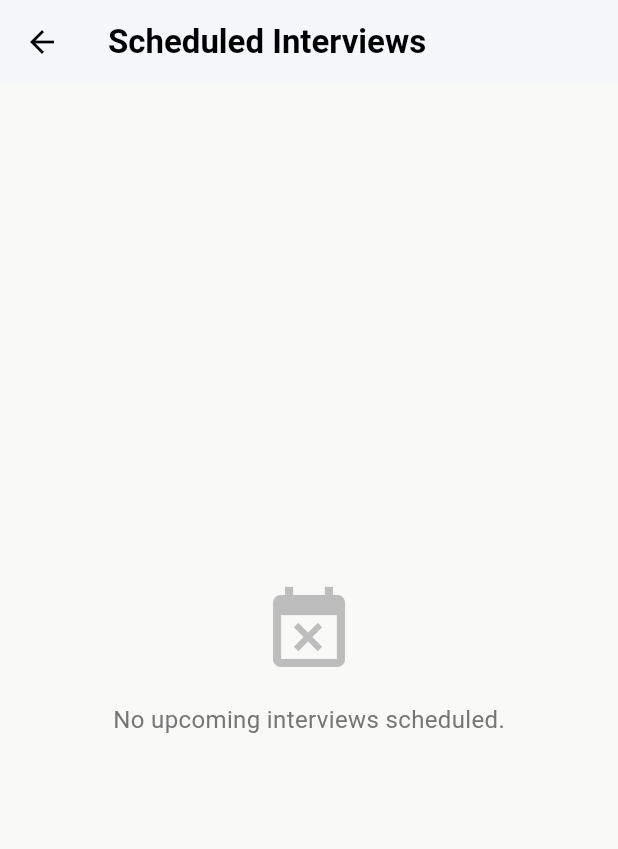
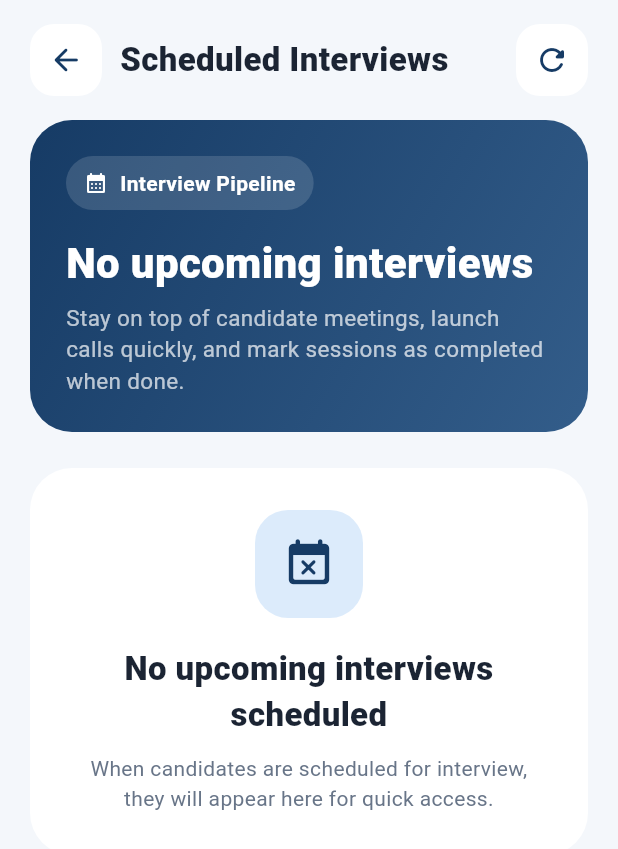
Before and after one commit to FattSiong/mad_job_recruitment_system, a Flutter app: the ScheduledInterviewsScreen screen opened directly, on a phone screen of 412 x 824 dp. Shown: the top 849 px of the screen. Run offline on Flutter 3.47's test engine with Material 3 defaults, Android fonts, the phone set to English and light mode, and no system bars; our stand-ins replace audioplayers, file_picker, flutter_dotenv, geocoding, google_generative_ai, google_maps_flutter and 4 more; missing offline and left inert: agora_rtc_engine, record; accounts and stored records are empty.

Commit message:
done scheduled_interviews_screen.dart ui design

```diff
--- a/lib/modules/employer/screens/scheduled_interviews_screen.dart
+++ b/lib/modules/employer/screens/scheduled_interviews_screen.dart
@@ -9,7 +9,8 @@ class ScheduledInterviewsScreen extends StatefulWidget {
   const ScheduledInterviewsScreen({super.key});
 
   @override
-  State<ScheduledInterviewsScreen> createState() => _ScheduledInterviewsScreenState();
+  State<ScheduledInterviewsScreen> createState() =>
+      _ScheduledInterviewsScreenState();
 }
 
 class _ScheduledInterviewsScreenState extends State<ScheduledInterviewsScreen> {
@@ -42,15 +43,19 @@ class _ScheduledInterviewsScreenState extends State<ScheduledInterviewsScreen> {
   }
 
   Future<void> _launchURL(String urlString) async {
-    final Uri url = Uri.parse(urlString.startsWith('http') ? urlString : 'https://$urlString');
+    final Uri url = Uri.parse(
+      urlString.startsWith('http') ? urlString : 'https://$urlString',
+    );
     if (!await launchUrl(url, mode: LaunchMode.externalApplication)) {
       if (mounted) {
-        ScaffoldMessenger.of(context).showSnackBar(const SnackBar(content: Text('Could not open meeting link')));
+        ScaffoldMessenger.of(context).showSnackBar(
+          const SnackBar(content: Text('Could not open meeting link')),
+        );
       }
     }
   }
 
-  Future<void> _startInternalInterview(String? scheduleID, Map<String, dynamic> applicantData) async {
+  Future<void> _startInternalInterview(String? scheduleID) async {
     if (scheduleID == null) return;
 
     showDialog(
@@ -66,28 +71,40 @@ class _ScheduledInterviewsScreenState extends State<ScheduledInterviewsScreen> {
       if (mounted) Navigator.pop(context);
 
       if (roomData != null && mounted) {
-        final String? actualRoomID = roomData['interviewRoomID'] ?? roomData['roomID'] ?? roomData['id'];
+        final String? actualRoomID =
+            roomData['interviewRoomID'] ?? roomData['roomID'] ?? roomData['id'];
 
         if (actualRoomID != null) {
           Navigator.push(
             context,
             MaterialPageRoute(
-              builder: (context) => InterviewLobbyScreen(
-                roomID: actualRoomID,
-                isEmployer: true,
+              builder: (context) =>
+                  InterviewLobbyScreen(roomID: actualRoomID, isEmployer: true),
+            ),
+          );
+        } else {
+          ScaffoldMessenger.of(context).showSnackBar(
+            const SnackBar(
+              content: Text(
+                'Database Error: Could not read the room ID column.',
               ),
             ),
           );
-        } else {
-          ScaffoldMessenger.of(context).showSnackBar(const SnackBar(content: Text('Database Error: Could not read the room ID column.')));
         }
       } else {
-        if (mounted) ScaffoldMessenger.of(context).showSnackBar(const SnackBar(content: Text('Error: Could not find interview room.')));
+        if (mounted)
+          ScaffoldMessenger.of(context).showSnackBar(
+            const SnackBar(
+              content: Text('Error: Could not find interview room.'),
+            ),
+          );
       }
     } catch (e) {
       if (mounted) {
         Navigator.pop(context);
-        ScaffoldMessenger.of(context).showSnackBar(SnackBar(content: Text('Error: $e')));
+        ScaffoldMessenger.of(
+          context,
+        ).showSnackBar(SnackBar(content: Text('Error: $e')));
       }
     }
   }
@@ -98,7 +115,9 @@ class _ScheduledInterviewsScreenState extends State<ScheduledInterviewsScreen> {
       context: context,
       builder: (context) => AlertDialog(
         title: const Text('Mark as Completed?'),
-        content: const Text('This will permanently close the interview room and update the candidate\'s ATS status to "Interviewed".'),
+        content: const Text(
+          'This will permanently close the interview room and update the candidate\'s ATS status to "Interviewed".',
+        ),
         actions: [
           TextButton(
             onPressed: () => Navigator.pop(context, false),
@@ -117,57 +136,70 @@ class _ScheduledInterviewsScreenState extends State<ScheduledInterviewsScreen> {
 
     setState(() => _isLoading = true);
 
-    final success = await _employerService.markInterviewAsCompleted(applicantId, scheduleId);
+    final success = await _employerService.markInterviewAsCompleted(
+      applicantId,
+      scheduleId,
+    );
 
     if (mounted) {
       if (success) {
         ScaffoldMessenger.of(context).showSnackBar(
-          const SnackBar(content: Text('Interview marked as completed!'), backgroundColor: Colors.green),
+          const SnackBar(
+            content: Text('Interview marked as completed!'),
+            backgroundColor: Colors.green,
+          ),
         );
         _loadInterviews(); // Refresh the list to remove the completed item
       } else {
         setState(() => _isLoading = false);
         ScaffoldMessenger.of(context).showSnackBar(
-          const SnackBar(content: Text('Failed to update status.'), backgroundColor: Colors.red),
+          const SnackBar(
+            content: Text('Failed to update status.'),
+            backgroundColor: Colors.red,
+          ),
         );
       }
     }
   }
 
   String _getMonthAbbr(int month) {
-    const months = ['JAN', 'FEB', 'MAR', 'APR', 'MAY', 'JUN', 'JUL', 'AUG', 'SEP', 'OCT', 'NOV', 'DEC'];
+    const months = [
+      'JAN',
+      'FEB',
+      'MAR',
+      'APR',
+      'MAY',
+      'JUN',
+      'JUL',
+      'AUG',
+      'SEP',
+      'OCT',
+      'NOV',
+      'DEC',
+    ];
     return months[month - 1];
   }
 
   @override
   Widget build(BuildContext context) {
     return Scaffold(
-      backgroundColor: const Color(0xFFF9F9F7),
-      appBar: AppBar(
-        title: const Text('Scheduled Interviews', style: TextStyle(fontWeight: FontWeight.bold)),
-        backgroundColor: Colors.white,
-        foregroundColor: Colors.black,
-        elevation: 1,
-      ),
-      body: _isLoading
+      backgroundColor: const Color(0xFFF4F7FB),
+      body: SafeArea(
+        child: _isLoading
             ? const Center(child: CircularProgressIndicator())
-          : _interviews.isEmpty
-          ? Center(
-        child: Column(
-          mainAxisAlignment: MainAxisAlignment.center,
+            : ListView(
+                padding: const EdgeInsets.fromLTRB(20, 16, 20, 32),
                 children: [
-            Icon(Icons.event_busy, size: 64, color: Colors.grey.shade400),
+                  _buildTopBar(context),
                   const SizedBox(height: 16),
-            Text('No upcoming interviews scheduled.', style: TextStyle(color: Colors.grey.shade600, fontSize: 16)),
-          ],
-        ),
-      )
-          : ListView.separated(
-        padding: const EdgeInsets.all(16),
-        itemCount: _interviews.length,
-        separatorBuilder: (context, index) => const SizedBox(height: 12),
-        itemBuilder: (context, index) {
-          final data = _interviews[index];
+                  _buildHeroCard(),
+                  const SizedBox(height: 24),
+                  if (_interviews.isEmpty)
+                    _buildEmptyState()
+                  else ...[
+                    _buildSectionHeader(),
+                    const SizedBox(height: 16),
+                    ..._interviews.map((data) {
                       final schedule = InterviewScheduleModel.fromJson(data);
 
                       final applicant = data['JobApplicant'] ?? {};
@@ -175,155 +207,382 @@ class _ScheduledInterviewsScreenState extends State<ScheduledInterviewsScreen> {
                       final seeker = applicant['JobSeeker'] ?? {};
                       final jobPost = applicant['Job'] ?? {};
 
-          final candidateName = seeker['fullName'] ?? 'Unknown Candidate';
+                      final candidateName =
+                          seeker['fullName'] ?? 'Unknown Candidate';
                       final jobTitle = jobPost['title'] ?? 'Unknown Job';
 
-          final timeString = '${schedule.startTime.format(context)} - ${schedule.endTime.format(context)}';
+                      final timeString =
+                          '${schedule.startTime.format(context)} - ${schedule.endTime.format(context)}';
                       final isOnline = schedule.meetingMethod == 'online';
                       final isInternal = schedule.meetingMethod == 'internal';
+
+                      return Padding(
+                        padding: const EdgeInsets.only(bottom: 14),
+                        child: _buildInterviewCard(
+                          schedule: schedule,
+                          candidateName: candidateName,
+                          jobTitle: jobTitle,
+                          applicantId: applicantId,
+                          timeString: timeString,
+                          isOnline: isOnline,
+                          isInternal: isInternal,
+                        ),
+                      );
+                    }).toList(),
+                  ],
+                ],
+              ),
+      ),
+    );
+  }
+
+  Widget _buildTopBar(BuildContext context) {
+    return Row(
+      children: [
+        Material(
+          color: Colors.white,
+          borderRadius: BorderRadius.circular(16),
+          child: InkWell(
+            onTap: () => Navigator.of(context).maybePop(),
+            borderRadius: BorderRadius.circular(16),
+            child: const Padding(
+              padding: EdgeInsets.all(12),
+              child: Icon(Icons.arrow_back_rounded, color: Color(0xFF163B65)),
+            ),
+          ),
+        ),
+        const SizedBox(width: 12),
+        const Expanded(
+          child: Text(
+            'Scheduled Interviews',
+            style: TextStyle(
+              fontSize: 22,
+              fontWeight: FontWeight.w800,
+              color: Color(0xFF1B2433),
+            ),
+          ),
+        ),
+        Material(
+          color: Colors.white,
+          borderRadius: BorderRadius.circular(16),
+          child: InkWell(
+            onTap: _loadInterviews,
+            borderRadius: BorderRadius.circular(16),
+            child: const Padding(
+              padding: EdgeInsets.all(12),
+              child: Icon(Icons.refresh_rounded, color: Color(0xFF163B65)),
+            ),
+          ),
+        ),
+      ],
+    );
+  }
+
+  Widget _buildHeroCard() {
+    return Container(
+      padding: const EdgeInsets.all(24),
+      decoration: BoxDecoration(
+        gradient: const LinearGradient(
+          colors: [Color(0xFF163B65), Color(0xFF335D8A)],
+          begin: Alignment.topLeft,
+          end: Alignment.bottomRight,
+        ),
+        borderRadius: BorderRadius.circular(28),
+      ),
+      child: Column(
+        crossAxisAlignment: CrossAxisAlignment.start,
+        children: [
+          Container(
+            padding: const EdgeInsets.symmetric(horizontal: 12, vertical: 8),
+            decoration: BoxDecoration(
+              color: Colors.white.withOpacity(0.14),
+              borderRadius: BorderRadius.circular(999),
+            ),
+            child: const Row(
+              mainAxisSize: MainAxisSize.min,
+              children: [
+                Icon(
+                  Icons.calendar_month_rounded,
+                  color: Colors.white,
+                  size: 16,
+                ),
+                SizedBox(width: 8),
+                Text(
+                  'Interview Pipeline',
+                  style: TextStyle(
+                    color: Colors.white,
+                    fontWeight: FontWeight.w700,
+                  ),
+                ),
+              ],
+            ),
+          ),
+          const SizedBox(height: 20),
+          Text(
+            _interviews.isEmpty
+                ? 'No upcoming interviews'
+                : '${_interviews.length} interview${_interviews.length > 1 ? 's' : ''} currently scheduled',
+            style: const TextStyle(
+              color: Colors.white,
+              fontSize: 28,
+              fontWeight: FontWeight.w800,
+              height: 1.1,
+            ),
+          ),
+          const SizedBox(height: 10),
+          const Text(
+            'Stay on top of candidate meetings, launch calls quickly, and mark sessions as completed when done.',
+            style: TextStyle(color: Colors.white70, fontSize: 15, height: 1.4),
+          ),
+        ],
+      ),
+    );
+  }
+
+  Widget _buildSectionHeader() {
+    return const Column(
+      crossAxisAlignment: CrossAxisAlignment.start,
+      children: [
+        Text(
+          'Interview Schedule',
+          style: TextStyle(
+            fontSize: 18,
+            fontWeight: FontWeight.w800,
+            color: Color(0xFF1B2433),
+          ),
+        ),
+        SizedBox(height: 6),
+        Text(
+          'Open a meeting, review timing, and complete the interview workflow from here.',
+          style: TextStyle(fontSize: 13, height: 1.4, color: Color(0xFF687588)),
+        ),
+      ],
+    );
+  }
+
+  Widget _buildEmptyState() {
+    return Container(
+      width: double.infinity,
+      padding: const EdgeInsets.all(28),
+      decoration: BoxDecoration(
+        color: Colors.white,
+        borderRadius: BorderRadius.circular(28),
+      ),
+      child: Column(
+        children: [
+          Container(
+            width: 72,
+            height: 72,
+            decoration: BoxDecoration(
+              color: const Color(0xFFDCEBFB),
+              borderRadius: BorderRadius.circular(22),
+            ),
+            child: const Icon(
+              Icons.event_busy_rounded,
+              size: 36,
+              color: Color(0xFF163B65),
+            ),
+          ),
+          const SizedBox(height: 18),
+          const Text(
+            'No upcoming interviews scheduled',
+            textAlign: TextAlign.center,
+            style: TextStyle(
+              fontSize: 22,
+              fontWeight: FontWeight.w800,
+              color: Color(0xFF1B2433),
+            ),
+          ),
+          const SizedBox(height: 10),
+          const Text(
+            'When candidates are scheduled for interview, they will appear here for quick access.',
+            textAlign: TextAlign.center,
+            style: TextStyle(
+              fontSize: 14,
+              height: 1.45,
+              color: Color(0xFF687588),
+            ),
+          ),
+        ],
+      ),
+    );
+  }
+
+  Widget _buildInterviewCard({
+    required InterviewScheduleModel schedule,
+    required String candidateName,
+    required String jobTitle,
+    required String applicantId,
+    required String timeString,
+    required bool isOnline,
+    required bool isInternal,
+  }) {
+    final String month = _getMonthAbbr(schedule.date.month);
 
     return Container(
       decoration: BoxDecoration(
         color: Colors.white,
-              borderRadius: BorderRadius.circular(16),
-              boxShadow: [
-                BoxShadow(color: Colors.black.withOpacity(0.03), blurRadius: 8, offset: const Offset(0, 2))
-              ],
+        borderRadius: BorderRadius.circular(26),
       ),
-            child: Row(
+      child: Padding(
+        padding: const EdgeInsets.all(18),
+        child: Column(
+          crossAxisAlignment: CrossAxisAlignment.start,
           children: [
-                // LEFT SIDE: Date Box
+            Row(
+              children: [
                 Container(
-                  width: 80,
-                  padding: const EdgeInsets.symmetric(vertical: 24),
-                  decoration: const BoxDecoration(
-                    color: Color(0xFF1A2A4D),
-                    borderRadius: BorderRadius.only(topLeft: Radius.circular(16), bottomLeft: Radius.circular(16)),
+                  width: 72,
+                  padding: const EdgeInsets.symmetric(vertical: 16),
+                  decoration: BoxDecoration(
+                    color: const Color(0xFF163B65),
+                    borderRadius: BorderRadius.circular(18),
                   ),
                   child: Column(
-                    mainAxisAlignment: MainAxisAlignment.center,
                     children: [
                       Text(
-                        _getMonthAbbr(schedule.date.month),
-                        style: const TextStyle(color: Colors.white70, fontWeight: FontWeight.bold, fontSize: 14),
+                        month,
+                        style: const TextStyle(
+                          color: Colors.white70,
+                          fontWeight: FontWeight.w700,
+                          fontSize: 12,
+                        ),
                       ),
                       const SizedBox(height: 4),
                       Text(
                         schedule.date.day.toString(),
-                        style: const TextStyle(color: Colors.white, fontWeight: FontWeight.bold, fontSize: 24),
+                        style: const TextStyle(
+                          color: Colors.white,
+                          fontWeight: FontWeight.w800,
+                          fontSize: 24,
+                        ),
                       ),
                     ],
                   ),
                 ),
-
-                // RIGHT SIDE: Interview Details
+                const SizedBox(width: 14),
                 Expanded(
-                  child: Padding(
-                    padding: const EdgeInsets.all(16.0),
                   child: Column(
                     crossAxisAlignment: CrossAxisAlignment.start,
                     children: [
                       Text(
                         candidateName,
-                            style: const TextStyle(fontSize: 18, fontWeight: FontWeight.bold, color: Color(0xFF4A4A4A))
+                        style: const TextStyle(
+                          fontSize: 18,
+                          fontWeight: FontWeight.w800,
+                          color: Color(0xFF1B2433),
+                        ),
                       ),
                       const SizedBox(height: 4),
                       Text(
-                          'Role: $jobTitle',
-                          style: TextStyle(color: Colors.blue.shade700, fontWeight: FontWeight.w600, fontSize: 13),
-                        ),
-                        const SizedBox(height: 12),
-
-                        Row(
-                          children: [
-                            Icon(Icons.access_time, size: 16, color: Colors.grey.shade600),
-                            const SizedBox(width: 6),
-                            Text(timeString, style: TextStyle(color: Colors.grey.shade700, fontSize: 13)),
-                          ],
-                        ),
-                        const SizedBox(height: 6),
-
-                        Row(
-                          crossAxisAlignment: CrossAxisAlignment.start,
-                          children: [
-                            Icon(
-                                isInternal ? Icons.video_camera_front : (isOnline ? Icons.videocam : Icons.location_on),
-                                size: 16,
-                                color: Colors.grey.shade600
-                            ),
-                            const SizedBox(width: 6),
-                            Expanded(
-                              child: Text(
-                                isInternal
-                                    ? 'App Internal Interview'
-                                    : (schedule.meetingLink ?? 'No link provided'),
-                                style: TextStyle(color: Colors.grey.shade700, fontSize: 13),
-                                maxLines: 2,
-                                overflow: TextOverflow.ellipsis,
+                        jobTitle,
+                        style: const TextStyle(
+                          fontSize: 14,
+                          color: Color(0xFF687588),
                         ),
                       ),
                     ],
                   ),
-
-                        // --- ACTION BUTTONS ---
-                        const SizedBox(height: 16),
-
-                        // Option A: External Online Link
-                        if (isOnline && schedule.meetingLink != null && schedule.meetingLink!.isNotEmpty)
+                ),
+              ],
+            ),
+            const SizedBox(height: 18),
+            _buildInterviewInfoRow(
+              icon: Icons.access_time_rounded,
+              text: timeString,
+            ),
+            const SizedBox(height: 10),
+            _buildInterviewInfoRow(
+              icon: isInternal
+                  ? Icons.video_camera_front_rounded
+                  : (isOnline
+                        ? Icons.videocam_rounded
+                        : Icons.location_on_rounded),
+              text: isInternal
+                  ? 'App Internal Interview'
+                  : (schedule.meetingLink ?? 'No link provided'),
+            ),
+            const SizedBox(height: 20),
+            if (isOnline &&
+                schedule.meetingLink != null &&
+                schedule.meetingLink!.isNotEmpty)
               SizedBox(
                 width: double.infinity,
                 child: ElevatedButton.icon(
                   onPressed: () => _launchURL(schedule.meetingLink!),
-                              icon: const Icon(Icons.link, size: 18),
+                  icon: const Icon(Icons.link_rounded, size: 18),
                   label: const Text('Join External Meeting'),
                   style: ElevatedButton.styleFrom(
-                                backgroundColor: const Color(0xFF1A2A4D),
+                    backgroundColor: const Color(0xFF163B65),
                     foregroundColor: Colors.white,
-                                shape: RoundedRectangleBorder(borderRadius: BorderRadius.circular(8)),
+                    padding: const EdgeInsets.symmetric(vertical: 15),
+                    shape: RoundedRectangleBorder(
+                      borderRadius: BorderRadius.circular(16),
+                    ),
                   ),
                 ),
               )
-
-                        // Option B: NATIVE APP INTERVIEW BUTTON
             else if (isInternal)
               SizedBox(
                 width: double.infinity,
                 child: ElevatedButton.icon(
-                              onPressed: () => _startInternalInterview(schedule.scheduleID, applicant),
-                              icon: const Icon(Icons.video_camera_front),
+                  onPressed: () => _startInternalInterview(schedule.scheduleID),
+                  icon: const Icon(Icons.video_camera_front_rounded),
                   label: const Text('Start Video Call'),
                   style: ElevatedButton.styleFrom(
-                                backgroundColor: const Color(0xFF1A2A4D),
+                    backgroundColor: const Color(0xFF163B65),
                     foregroundColor: Colors.white,
-                                shape: RoundedRectangleBorder(borderRadius: BorderRadius.circular(8)),
+                    padding: const EdgeInsets.symmetric(vertical: 15),
+                    shape: RoundedRectangleBorder(
+                      borderRadius: BorderRadius.circular(16),
                     ),
                   ),
                 ),
-
-                        // 👉 NEW: Mark as Completed Button (Shows for all interview types)
-                        const SizedBox(height: 8),
+              ),
+            const SizedBox(height: 10),
             SizedBox(
               width: double.infinity,
               child: OutlinedButton.icon(
-                            onPressed: () => _markAsCompleted(applicantId, schedule.scheduleID),
-                            icon: const Icon(Icons.task_alt),
+                onPressed: () =>
+                    _markAsCompleted(applicantId, schedule.scheduleID),
+                icon: const Icon(Icons.task_alt_rounded),
                 label: const Text('Mark as Interviewed'),
                 style: OutlinedButton.styleFrom(
-                              foregroundColor: Colors.green.shade700,
-                              side: BorderSide(color: Colors.green.shade300),
-                              shape: RoundedRectangleBorder(borderRadius: BorderRadius.circular(8)),
+                  foregroundColor: const Color(0xFF2D8A5D),
+                  side: const BorderSide(color: Color(0xFFCDE9D8)),
+                  padding: const EdgeInsets.symmetric(vertical: 15),
+                  shape: RoundedRectangleBorder(
+                    borderRadius: BorderRadius.circular(16),
+                  ),
                 ),
               ),
             ),
           ],
         ),
       ),
+    );
+  }
+
+  Widget _buildInterviewInfoRow({
+    required IconData icon,
+    required String text,
+  }) {
+    return Row(
+      crossAxisAlignment: CrossAxisAlignment.start,
+      children: [
+        Icon(icon, size: 18, color: const Color(0xFF687588)),
+        const SizedBox(width: 8),
+        Expanded(
+          child: Text(
+            text,
+            style: const TextStyle(
+              fontSize: 14,
+              height: 1.4,
+              color: Color(0xFF4F5C6C),
+            ),
+          ),
         ),
       ],
-            ),
-          );
-        },
-      ),
     );
   }
 }
```
Lines whose indentation alone changed are shown as unchanged.
